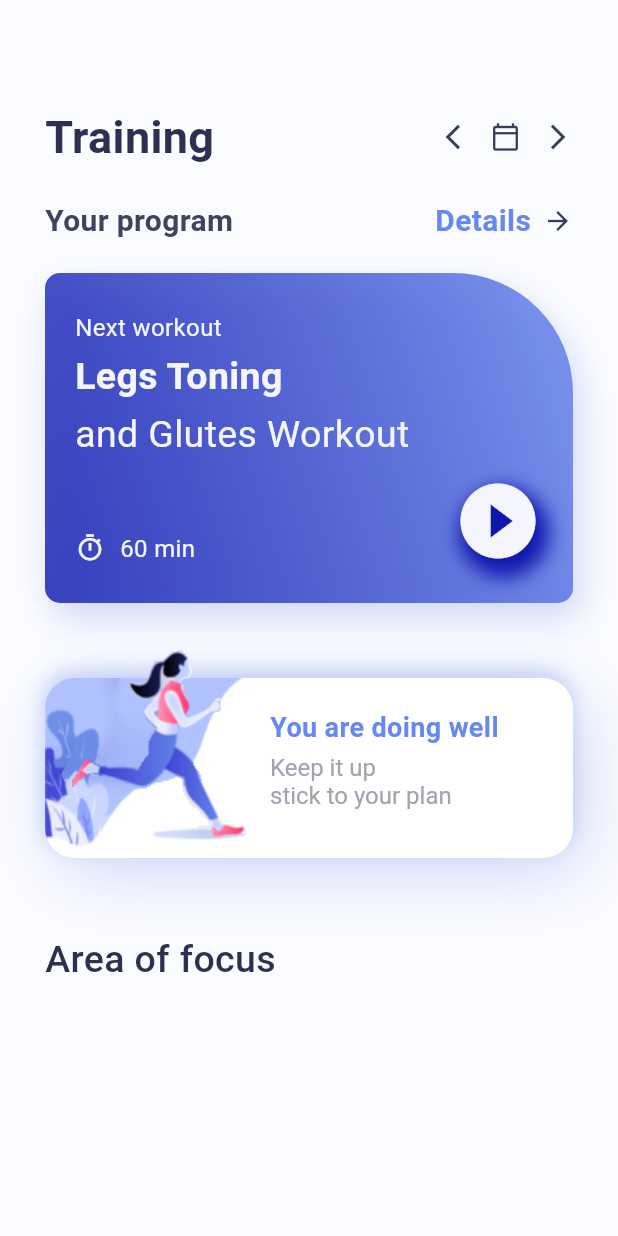
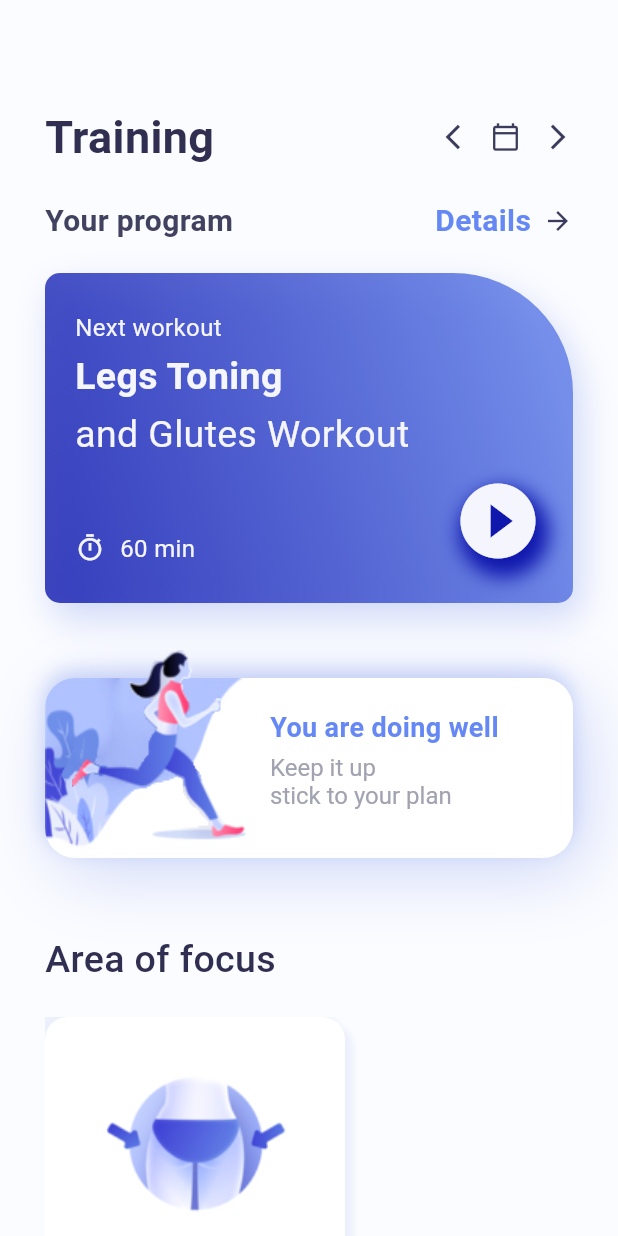
Before and after one commit to Shahin4292/Video-Player, a Flutter app: the screen it shows after launch, on a phone screen of 412 x 824 dp. Run offline on Flutter 3.47's test engine with Material 3 defaults, Android fonts, the phone set to English and light mode, and no system bars.

```diff
--- a/lib/view/home_view/home_view.dart
+++ b/lib/view/home_view/home_view.dart
@@ -203,6 +203,35 @@ class _HomeViewState extends State<HomeView> {
                     fontSize: 25,
                     color: AppColor.homeViewTitle,
                     fontWeight: FontWeight.w500)),
+            Expanded(
+              child: ListView.builder(
+                  itemCount: 4,
+                  itemBuilder: (context, index) {
+                    return Row(
+                      children: [
+                        Container(
+                          height: 170,
+                          width: 200,
+                          decoration: BoxDecoration(
+                            color: Colors.white,
+                              borderRadius: BorderRadius.circular(15),
+                              image: DecorationImage(
+                                  image: AssetImage("assets/images/ex1.png")),
+                              boxShadow: [
+                                BoxShadow(
+                                    offset: Offset(5, 5),
+                                    blurRadius: 3,
+                                    color: AppColor.gradientSecond.withOpacity(0.1)),
+                                BoxShadow(
+                                    offset: Offset(-5, -5),
+                                    blurRadius: 3,
+                                    color: AppColor.gradientSecond.withOpacity(0.1))
+                              ]),
+                        ),
+                      ],
+                    );
+                  }),
+            )
           ],
         ),
       ),
```
